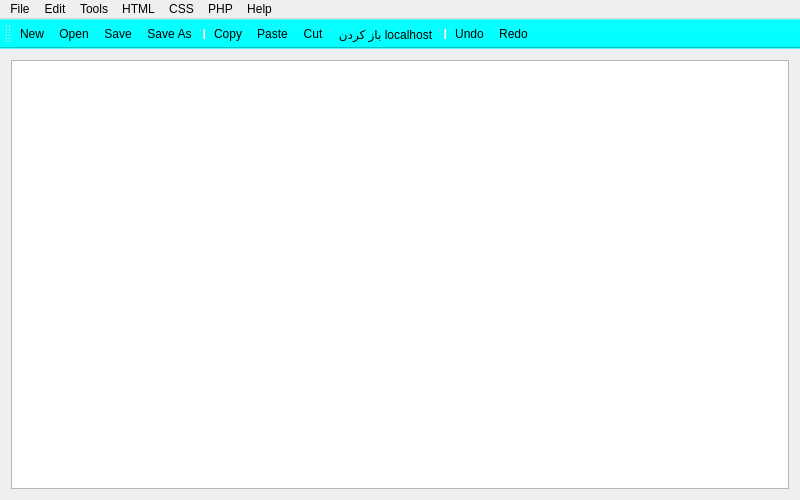
Old version of the form mainwindow.ui in the repository shayanzare/Edit-Text.
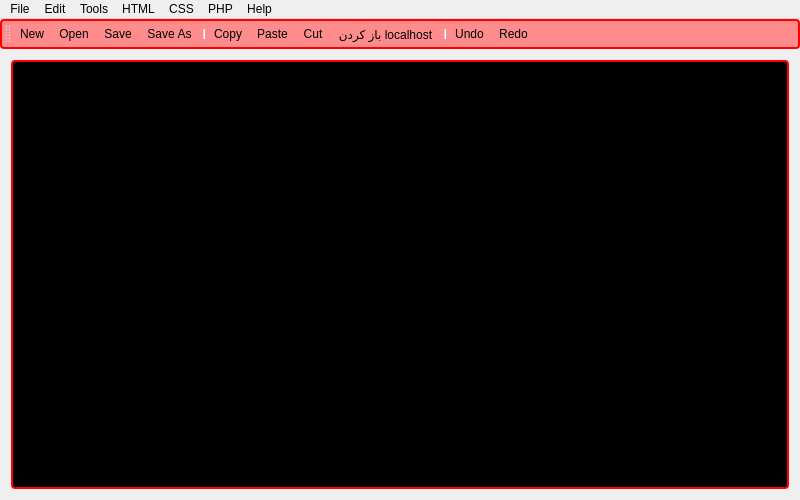
New version of the form. Icons and pictures are not drawn.

Patch:
```diff
--- a/mainwindow.ui
+++ b/mainwindow.ui
@@ -19,18 +19,18 @@
   </property>
   <property name="styleSheet">
    <string notr="true">QToolBar{
-background:rgb(0, 255, 255);
+background: rgb(255, 140, 140);border: 2px solid red;  border-radius: 4px;
 }
 QTextEdit{
-
-text-shadow:1px 1px 4px rgba(16,154,181,1);font-weight:normal;color:#000000;letter-spacing:1pt;word-spacing:2pt;font-size:15px;text-align:left;font-family:lucida sans unicode, lucida grande, sans-serif;line-height:1;
-
+background-color: rgb(0, 0, 0);
+color : rgb(255, 255, 255);
+border: 2px solid red;  border-radius: 4px;
+	font: 9pt &quot;MS Shell Dlg 2&quot;;
 
 }
 QStatusBar{
 background:rgb(85, 255, 255)
-}
-</string>
+}</string>
   </property>
   <widget class="QWidget" name="centralWidget">
    <layout class="QGridLayout" name="gridLayout">
@@ -43,7 +43,7 @@
        <string>&lt;!DOCTYPE HTML PUBLIC &quot;-//W3C//DTD HTML 4.0//EN&quot; &quot;http://www.w3.org/TR/REC-html40/strict.dtd&quot;&gt;
 &lt;html&gt;&lt;head&gt;&lt;meta name=&quot;qrichtext&quot; content=&quot;1&quot; /&gt;&lt;style type=&quot;text/css&quot;&gt;
 p, li { white-space: pre-wrap; }
-&lt;/style&gt;&lt;/head&gt;&lt;body style=&quot; font-family:'lucida sans unicode,lucida grande,sans-serif'; font-size:15px; font-weight:400; font-style:normal;&quot;&gt;
+&lt;/style&gt;&lt;/head&gt;&lt;body style=&quot; font-family:'MS Shell Dlg 2'; font-size:9pt; font-weight:400; font-style:normal;&quot;&gt;
 &lt;p style=&quot;-qt-paragraph-type:empty; margin-top:0px; margin-bottom:0px; margin-left:0px; margin-right:0px; -qt-block-indent:0; text-indent:0px; font-family:'Monospace'; font-size:10pt;&quot;&gt;&lt;br /&gt;&lt;/p&gt;&lt;/body&gt;&lt;/html&gt;</string>
       </property>
      </widget>
```
